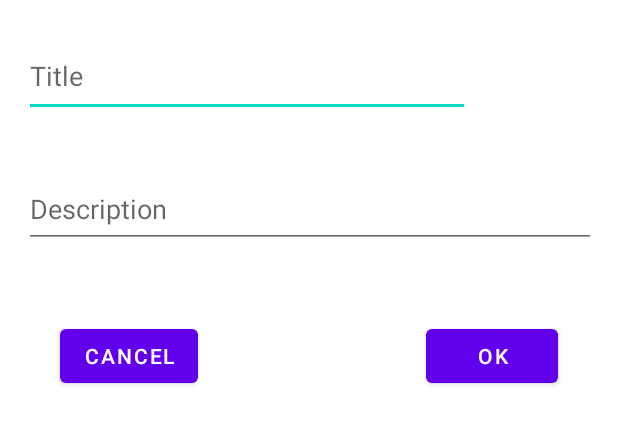
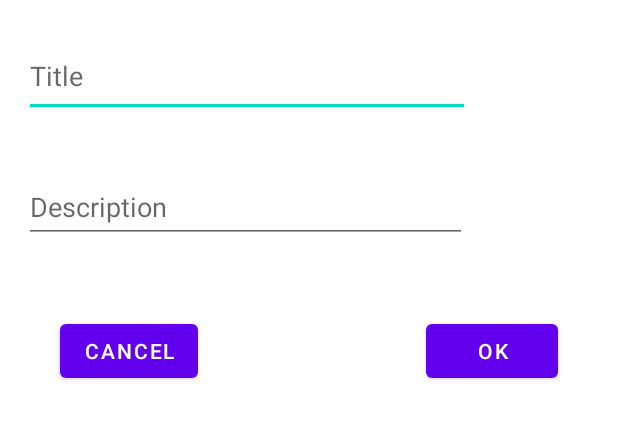
Before and after one commit to TorchTheo/Note, an Android app: the layout dialog_new_note.xml on its own in the app's theme, with its tools: preview values and no code run, on a phone screen of 412 x 824 dp. Shown: the top 424 px of the screen. Run offline under Robolectric (Android 15) with nearby library versions, the phone set to English and light mode, and no system bars.

Commit message:
介绍框修改

```diff
--- a/app/src/main/res/layout/dialog_new_note.xml
+++ b/app/src/main/res/layout/dialog_new_note.xml
@@ -19,13 +19,14 @@
 
     <EditText
         android:id="@+id/editDescription"
-        android:layout_width="381dp"
-        android:layout_height="51dp"
+        android:layout_width="295dp"
+        android:layout_height="wrap_content"
         android:layout_marginStart="16dp"
         android:layout_marginTop="36dp"
         android:ems="10"
         android:hint="@string/description_hint"
         android:inputType="textMultiLine|textPersonName"
+        android:maxLines="5"
         android:minHeight="48dp"
         app:layout_constraintStart_toStartOf="parent"
         app:layout_constraintTop_toBottomOf="@+id/editTitle" />
```
